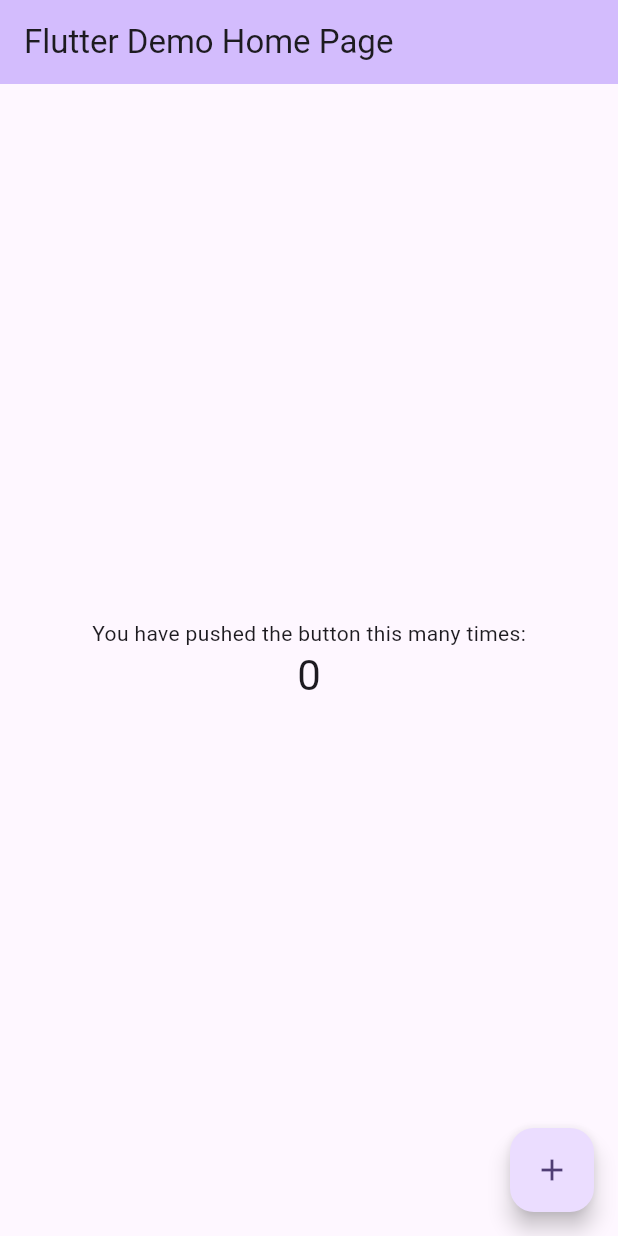
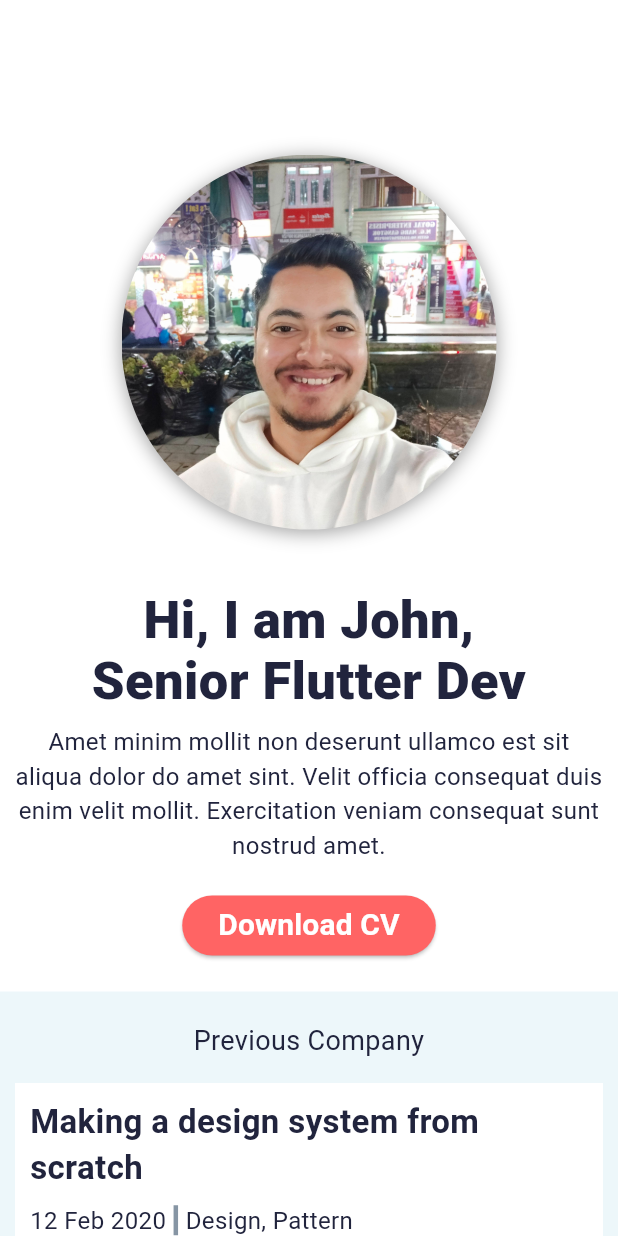
Before and after one commit to namankk/naman_portfolio_app, a Flutter app: the screen it shows after launch, on a phone screen of 412 x 824 dp. Run offline on Flutter 3.47's test engine with Material 2 defaults, Android fonts, the phone set to English and light mode, and no system bars; our stand-ins replace flutter_svg, google_fonts; Roboto replaces fonts that are missing (Heebo).

Commit message:
- Home Page Design created

```diff
--- /dev/null
+++ b/lib/core/constants.dart
@@ -0,0 +1,9 @@
+import 'dart:ui';
+
+const primaryColor = Color(0xFFFF6464);
+const secondaryColor = Color(0xFFEDF7FA);
+const secondaryDarkColor = Color(0xFF00A8CC);
+const darkColor = Color(0xFF21243D);
+const lightColor = Color(0xFF8695A4);
+
+const defaultPadding = 20.0;
--- /dev/null
+++ b/lib/features/presenter/home/home_screen.dart
@@ -0,0 +1,294 @@
+import 'dart:ui';
+
+import 'package:flutter/material.dart';
+import 'package:flutter_svg/flutter_svg.dart';
+import 'package:google_fonts/google_fonts.dart';
+
+import '../../../core/constants.dart';
+
+class HomeScreen extends StatelessWidget {
+  const HomeScreen({super.key});
+
+  @override
+  Widget build(BuildContext context) {
+    var size = MediaQuery.sizeOf(context);
+    return Scaffold(
+      backgroundColor: secondaryColor,
+      body: SingleChildScrollView(
+        child: Column(
+          children: [
+            IntroWidget(size: size),
+            RecentCompanyWidget(
+              title: "Previous Company",
+              listItem: Container(
+                margin: EdgeInsets.all(10.0),
+                padding: EdgeInsets.all(10.0),
+                color: Colors.white,
+                child: Column(
+                  children: [
+                    Text('Making a design system from scratch',
+                        style: GoogleFonts.heebo(
+                          color: darkColor,
+                          fontWeight: FontWeight.bold,
+                          fontSize: 22,
+                        )),
+                    Padding(
+                      padding: const EdgeInsets.only(top: 8.0),
+                      child: Row(
+                        children: [
+                          Text('12 Feb 2020',
+                              style: GoogleFonts.heebo(
+                                color: darkColor,
+                                fontSize: 16,
+                              )),
+                          Container(
+                            color: lightColor,
+                            margin: EdgeInsets.symmetric(horizontal: 5.0),
+                            width: 3,
+                            height: 20,
+                          ),
+                          Text('Design, Pattern',
+                              style: GoogleFonts.heebo(
+                                color: darkColor,
+                                fontSize: 16,
+                              )),
+                        ],
+                      ),
+                    ),
+                    Padding(
+                      padding: EdgeInsets.symmetric(vertical: 10.0),
+                      child: Text(
+                          'Amet minim mollit non deserunt ullamco est sit aliqua dolor do amet sint. Velit officia consequat duis enim velit mollit. Exercitation veniam consequat sunt nostrud amet.',
+                          style: GoogleFonts.heebo(
+                            color: darkColor,
+                            fontSize: 16,
+                          )),
+                    )
+                  ],
+                ),
+              ),
+            ),
+            RecentCompanyWidget(
+              title: "Featured worked On",
+              listItem: Container(
+                padding: EdgeInsets.all(10.0),
+                color: Colors.white,
+                child: Column(
+                  children: [
+                    Image.asset("assets/images/task.png"),
+                    Padding(
+                      padding: const EdgeInsets.only(top: 8.0),
+                      child: Text('Making a design system from scratch',
+                          style: GoogleFonts.heebo(
+                            color: darkColor,
+                            fontWeight: FontWeight.bold,
+                            fontSize: 22,
+                          )),
+                    ),
+                    Padding(
+                      padding: const EdgeInsets.only(top: 8.0),
+                      child: Row(
+                        children: [
+                          Text('12 Feb 2020',
+                              style: GoogleFonts.heebo(
+                                color: darkColor,
+                                fontSize: 16,
+                              )),
+                          Container(
+                            color: lightColor,
+                            margin: EdgeInsets.symmetric(horizontal: 5.0),
+                            width: 3,
+                            height: 20,
+                          ),
+                          Text('Design, Pattern',
+                              style: GoogleFonts.heebo(
+                                color: darkColor,
+                                fontSize: 16,
+                              )),
+                        ],
+                      ),
+                    ),
+                    Padding(
+                      padding: EdgeInsets.symmetric(vertical: 10.0),
+                      child: Text(
+                          'Amet minim mollit non deserunt ullamco est sit aliqua dolor do amet sint. Velit officia consequat duis enim velit mollit. Exercitation veniam consequat sunt nostrud amet.',
+                          style: GoogleFonts.heebo(
+                            color: darkColor,
+                            fontSize: 16,
+                          )),
+                    ),
+                    Container(
+                      color: Colors.grey.shade200,
+                      margin: EdgeInsets.symmetric(vertical: 5.0),
+                      width: size.width,
+                      height: 1,
+                    ),
+                  ],
+                ),
+              ),
+            ),
+            Container(
+              color: Colors.white,
+              padding: EdgeInsets.all(80),
+              child: Column(
+                children: [
+                  Row(
+                    mainAxisAlignment: MainAxisAlignment.center,
+                    children: [
+                      SvgPicture.asset("assets/icons/github.svg",
+                          height: 30, width: 30),
+                      SizedBox(
+                        width: 30.0,
+                      ),
+                      SvgPicture.asset("assets/icons/linkedin.svg",
+                          height: 30, width: 30),
+                      SizedBox(
+                        width: 30.0,
+                      ),
+                      SvgPicture.asset("assets/icons/stack.svg",
+                          height: 30, width: 30),
+                      SizedBox(
+                        width: 30.0,
+                      ),
+                      SvgPicture.asset("assets/icons/gmail.svg",
+                          height: 30, width: 30),
+                    ],
+                  ),
+                  const SizedBox(
+                    height: 15.0,
+                  ),
+                  Text('Copyright ©2020 All rights reserved ',
+                      style: GoogleFonts.heebo(
+                        color: darkColor,
+                        fontSize: 14,
+                      )),
+                ],
+              ),
+            )
+          ],
+        ),
+      ), // This trailing comma makes auto-formatting nicer for build methods.
+    );
+  }
+}
+
+class RecentCompanyWidget extends StatelessWidget {
+  final String title;
+  final Widget listItem;
+
+  const RecentCompanyWidget({
+    required this.title,
+    required this.listItem,
+  });
+
+  @override
+  Widget build(BuildContext context) {
+    return Column(
+      children: [
+        Padding(
+          padding: EdgeInsets.only(top: 20.0),
+          child: Text('Previous Company',
+              textAlign: TextAlign.center,
+              style: GoogleFonts.heebo(
+                color: darkColor,
+                fontSize: 18,
+              )),
+        ),
+        ListView.builder(
+            padding: EdgeInsets.only(top: 5),
+            physics: const NeverScrollableScrollPhysics(),
+            shrinkWrap: true,
+            itemBuilder: (context, index) {
+              return listItem;
+            },
+            itemCount: 3)
+      ],
+    );
+  }
+}
+
+class IntroWidget extends StatelessWidget {
+  const IntroWidget({
+    super.key,
+    required this.size,
+  });
+
+  final Size size;
+
+  @override
+  Widget build(BuildContext context) {
+    return Container(
+      color: Colors.white,
+      child: Column(
+        crossAxisAlignment: CrossAxisAlignment.center,
+        children: <Widget>[
+          SizedBox(
+            height: size.width / 4,
+          ),
+          ImageWidget(),
+          Padding(
+            padding: const EdgeInsets.only(top: 40),
+            child: Text('Hi, I am John,\nSenior Flutter Dev',
+                textAlign: TextAlign.center,
+                style: GoogleFonts.heebo(
+                    color: darkColor,
+                    fontWeight: FontWeight.w900,
+                    height: 0,
+                    fontSize: 35)),
+          ),
+          Padding(
+            padding: const EdgeInsets.all(8.0),
+            child: Text(
+                'Amet minim mollit non deserunt ullamco est sit aliqua dolor do amet sint. Velit officia consequat duis enim velit mollit. Exercitation veniam consequat sunt nostrud amet.',
+                textAlign: TextAlign.center,
+                style: GoogleFonts.heebo(
+                  color: darkColor,
+                  fontSize: 16,
+                )),
+          ),
+          Padding(
+            padding: const EdgeInsets.only(top: 10),
+            child: ElevatedButton(
+              style: TextButton.styleFrom(
+                backgroundColor: primaryColor,
+              ),
+              onPressed: () {},
+              child: Text('Download CV',
+                  style: GoogleFonts.heebo(
+                      fontSize: 20,
+                      color: Colors.white,
+                      fontWeight: FontWeight.bold)),
+            ),
+          ),
+          const SizedBox(
+            height: 20,
+          )
+        ],
+      ),
+    );
+  }
+}
+
+class ImageWidget extends StatelessWidget {
+  const ImageWidget({
+    super.key,
+  });
+
+  @override
+  Widget build(BuildContext context) {
+    return Container(
+      height: 250,
+      width: 250,
+      decoration:
+          BoxDecoration(borderRadius: BorderRadius.circular(200), boxShadow: [
+        BoxShadow(color: Colors.grey, blurRadius: 10, offset: Offset(0, 2)),
+      ]),
+      child: ClipRRect(
+          borderRadius: BorderRadius.circular(200),
+          child: Image.asset(
+            'assets/images/my_profile.jpeg',
+            fit: BoxFit.cover,
+          )),
+    );
+  }
+}
--- a/lib/main.dart
+++ b/lib/main.dart
@@ -1,4 +1,7 @@
 import 'package:flutter/material.dart';
+import 'package:naman_portfolio_app/core/constants.dart';
+
+import 'features/presenter/home/home_screen.dart';
 
 void main() {
   runApp(const MyApp());
@@ -13,113 +16,10 @@ class MyApp extends StatelessWidget {
     return MaterialApp(
       title: 'Flutter Demo',
       theme: ThemeData(
-        // This is the theme of your application.
-        //
-        // TRY THIS: Try running your application with "flutter run". You'll see
-        // the application has a blue toolbar. Then, without quitting the app,
-        // try changing the seedColor in the colorScheme below to Colors.green
-        // and then invoke "hot reload" (save your changes or press the "hot
-        // reload" button in a Flutter-supported IDE, or press "r" if you used
-        // the command line to start the app).
-        //
-        // Notice that the counter didn't reset back to zero; the application
-        // state is not lost during the reload. To reset the state, use hot
-        // restart instead.
-        //
-        // This works for code too, not just values: Most code changes can be
-        // tested with just a hot reload.
-        colorScheme: ColorScheme.fromSeed(seedColor: Colors.deepPurple),
+        colorScheme: ColorScheme.fromSeed(seedColor: primaryColor),
         useMaterial3: true,
       ),
-      home: const MyHomePage(title: 'Flutter Demo Home Page'),
+      home: const HomeScreen(),
     );
   }
 }
-
-class MyHomePage extends StatefulWidget {
-  const MyHomePage({super.key, required this.title});
-
-  // This widget is the home page of your application. It is stateful, meaning
-  // that it has a State object (defined below) that contains fields that affect
-  // how it looks.
-
-  // This class is the configuration for the state. It holds the values (in this
-  // case the title) provided by the parent (in this case the App widget) and
-  // used by the build method of the State. Fields in a Widget subclass are
-  // always marked "final".
-
-  final String title;
-
-  @override
-  State<MyHomePage> createState() => _MyHomePageState();
-}
-
-class _MyHomePageState extends State<MyHomePage> {
-  int _counter = 0;
-
-  void _incrementCounter() {
-    setState(() {
-      // This call to setState tells the Flutter framework that something has
-      // changed in this State, which causes it to rerun the build method below
-      // so that the display can reflect the updated values. If we changed
-      // _counter without calling setState(), then the build method would not be
-      // called again, and so nothing would appear to happen.
-      _counter++;
-    });
-  }
-
-  @override
-  Widget build(BuildContext context) {
-    // This method is rerun every time setState is called, for instance as done
-    // by the _incrementCounter method above.
-    //
-    // The Flutter framework has been optimized to make rerunning build methods
-    // fast, so that you can just rebuild anything that needs updating rather
-    // than having to individually change instances of widgets.
-    return Scaffold(
-      appBar: AppBar(
-        // TRY THIS: Try changing the color here to a specific color (to
-        // Colors.amber, perhaps?) and trigger a hot reload to see the AppBar
-        // change color while the other colors stay the same.
-        backgroundColor: Theme.of(context).colorScheme.inversePrimary,
-        // Here we take the value from the MyHomePage object that was created by
-        // the App.build method, and use it to set our appbar title.
-        title: Text(widget.title),
-      ),
-      body: Center(
-        // Center is a layout widget. It takes a single child and positions it
-        // in the middle of the parent.
-        child: Column(
-          // Column is also a layout widget. It takes a list of children and
-          // arranges them vertically. By default, it sizes itself to fit its
-          // children horizontally, and tries to be as tall as its parent.
-          //
-          // Column has various properties to control how it sizes itself and
-          // how it positions its children. Here we use mainAxisAlignment to
-          // center the children vertically; the main axis here is the vertical
-          // axis because Columns are vertical (the cross axis would be
-          // horizontal).
-          //
-          // TRY THIS: Invoke "debug painting" (choose the "Toggle Debug Paint"
-          // action in the IDE, or press "p" in the console), to see the
-          // wireframe for each widget.
-          mainAxisAlignment: MainAxisAlignment.center,
-          children: <Widget>[
-            const Text(
-              'You have pushed the button this many times:',
-            ),
-            Text(
-              '$_counter',
-              style: Theme.of(context).textTheme.headlineMedium,
-            ),
-          ],
-        ),
-      ),
-      floatingActionButton: FloatingActionButton(
-        onPressed: _incrementCounter,
-        tooltip: 'Increment',
-        child: const Icon(Icons.add),
-      ), // This trailing comma makes auto-formatting nicer for build methods.
-    );
-  }
-}
--- a/pubspec.yaml
+++ b/pubspec.yaml
@@ -35,6 +35,9 @@ dependencies:
   # The following adds the Cupertino Icons font to your application.
   # Use with the CupertinoIcons class for iOS style icons.
   cupertino_icons: ^1.0.2
+  google_fonts: ^6.0.0
+  flutter_svg: ^2.0.7
+
 
 dev_dependencies:
   flutter_test:
@@ -59,6 +62,9 @@ flutter:
   uses-material-design: true
 
   # To add assets to your application, add an assets section, like this:
+  assets:
+    - assets/images/
+    - assets/icons/
   # assets:
   #   - images/a_dot_burr.jpeg
   #   - images/a_dot_ham.jpeg
```
Also changed, not shown: assets/icons/github.svg (added), assets/icons/gmail.svg (added), assets/icons/linkedin.svg (added), assets/icons/stack.svg (added), assets/images/my_profile.jpeg (added), assets/images/task.png (added), pubspec.lock, 7 other files.
